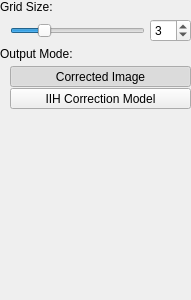
deiflou/ibp, file src/imagefilter_itkn4iihc/filterwidget.ui: the form before one commit.
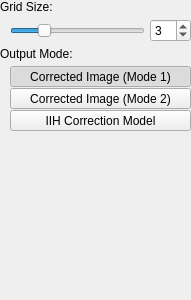
The form after the commit.

Commit message:
* Added Auto Levels image filter
* Added ProbabilityMassFunction class
* Added ImageHistogram class
* Added new output option to the IIHC image filters
* Modified license year

Diff of the .ui file:
```diff
--- a/src/imagefilter_itkn4iihc/filterwidget.ui
+++ b/src/imagefilter_itkn4iihc/filterwidget.ui
@@ -104,7 +104,7 @@
           </sizepolicy>
          </property>
          <property name="text">
-          <string>Corrected Image</string>
+          <string>Corrected Image (Mode 1)</string>
          </property>
          <property name="checkable">
           <bool>true</bool>
@@ -123,6 +123,34 @@
          </attribute>
         </widget>
        </item>
+       <item>
+        <widget class="QToolButton" name="mButtonOutputModeCorrectedImageMode2">
+         <property name="sizePolicy">
+          <sizepolicy hsizetype="Preferred" vsizetype="Preferred">
+           <horstretch>0</horstretch>
+           <verstretch>0</verstretch>
+          </sizepolicy>
+         </property>
+         <property name="text">
+          <string>Corrected Image (Mode 2)</string>
+         </property>
+         <property name="checkable">
+          <bool>true</bool>
+         </property>
+         <property name="checked">
+          <bool>false</bool>
+         </property>
+         <property name="autoExclusive">
+          <bool>true</bool>
+         </property>
+         <property name="class" stdset="0">
+          <string>cFlatOptionButton</string>
+         </property>
+         <attribute name="buttonGroup">
+          <string notr="true">buttonGroup</string>
+         </attribute>
+        </widget>
+       </item>
        <item>
         <widget class="QToolButton" name="mButtonOutputModeIIHCorrectionModel">
          <property name="sizePolicy">
```
Left out of the diff: 2 changed lines with no effect on the pictures. The commit also changes 375 other files.
